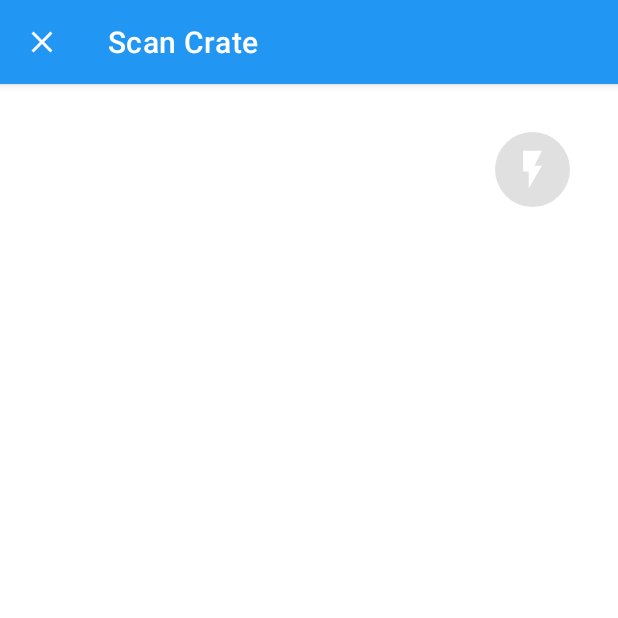
After one commit to johninvictus/Gemaries, an Android app: the ScannerActivity screen opened directly, with no data from a screen before it, on a phone screen of 412 x 824 dp, the top half of it. The commit adds this screen. Run offline under Robolectric (Android 15) with nearby library versions, the phone set to English and light mode, and no system bars; our stand-ins replace Dagger/Hilt's generated code; libraries missing offline, so code that uses them is left out: me.dm7.barcodescanner; 6 statements that could not run were skipped.

Commit message:
added scanner activity and functionality

```diff
--- a/app/build.gradle
+++ b/app/build.gradle
@@ -87,6 +87,9 @@ dependencies {
     // loading
     implementation 'com.github.ybq:Android-SpinKit:1.4.0'
 
+    // scanner
+    implementation 'me.dm7.barcodescanner:zxing:1.9.13'
+
 
     testImplementation 'junit:junit:4.12'
     androidTestImplementation 'androidx.test:runner:1.2.0'
--- a/app/src/main/AndroidManifest.xml
+++ b/app/src/main/AndroidManifest.xml
@@ -2,6 +2,8 @@
 <manifest xmlns:android="http://schemas.android.com/apk/res/android"
     xmlns:tools="http://schemas.android.com/tools"
     package="com.invictusbytes.gemaries">
+
+    <uses-permission android:name="android.permission.CAMERA" />
 
     <application
         android:name=".GemariesApp"
@@ -12,7 +14,8 @@
         android:supportsRtl="true"
         android:theme="@style/AppTheme"
         tools:ignore="GoogleAppIndexingWarning">
-        <activity android:name=".ui.clients.ClientsActivity"></activity>
+        <activity android:name=".ui.scanner.ScannerActivity" />
+        <activity android:name=".ui.clients.ClientsActivity" />
         <activity android:name=".ui.crates.CratesActivity" />
         <activity android:name=".ui.MainActivity">
             <intent-filter>
--- a/app/src/main/java/com/invictusbytes/gemaries/di/modules/ActivityBuilder.kt
+++ b/app/src/main/java/com/invictusbytes/gemaries/di/modules/ActivityBuilder.kt
@@ -5,6 +5,7 @@ import com.invictusbytes.gemaries.di.fragment_modules.FragmentCratesModule
 import com.invictusbytes.gemaries.ui.MainActivity
 import com.invictusbytes.gemaries.ui.clients.ClientsActivity
 import com.invictusbytes.gemaries.ui.crates.CratesActivity
+import com.invictusbytes.gemaries.ui.scanner.ScannerActivity
 import dagger.Module
 import dagger.android.ContributesAndroidInjector
 
@@ -21,4 +22,7 @@ abstract class ActivityBuilder {
 
     @ContributesAndroidInjector(modules = [FragmentClientsModule::class])
     internal abstract fun bindClientsActivity(): ClientsActivity
+
+    @ContributesAndroidInjector
+    internal abstract fun bindScannerActivity(): ScannerActivity
 }
--- /dev/null
+++ b/app/src/main/java/com/invictusbytes/gemaries/ui/scanner/ScannerActivity.kt
@@ -0,0 +1,132 @@
+package com.invictusbytes.gemaries.ui.scanner
+
+import android.content.Context
+import android.content.Intent
+import android.media.MediaPlayer
+import android.os.Bundle
+import android.os.Handler
+import android.view.MenuItem
+import android.view.View
+import com.google.zxing.Result
+import com.invictusbytes.gemaries.R
+import com.invictusbytes.gemaries.commons.BaseActivity
+import kotlinx.android.synthetic.main.activity_scanner.*
+import kotlinx.android.synthetic.main.toolbar.*
+import me.dm7.barcodescanner.zxing.ZXingScannerView
+import org.jetbrains.anko.longToast
+
+class ScannerActivity : BaseActivity(), ZXingScannerView.ResultHandler {
+
+
+    lateinit var viewModel: ScannerViewModel
+    private var scannerView: ZXingScannerView? = null
+    private var flash: Boolean = false
+    private var previousScann: String = ""
+
+    override fun onCreate(savedInstanceState: Bundle?) {
+        super.onCreate(savedInstanceState)
+        setContentView(R.layout.activity_scanner)
+
+        viewModel = getViewModel(ScannerViewModel::class.java)
+
+        setupToolbar()
+        setupScanner()
+        operations()
+    }
+
+    private fun setupToolbar() {
+        setSupportActionBar(toolbar)
+        supportActionBar?.title = "Scan Crate"
+
+        supportActionBar?.setHomeAsUpIndicator(R.drawable.ic_close)
+        supportActionBar?.setDisplayHomeAsUpEnabled(true)
+    }
+
+    private fun setupScanner() {
+        scannerView = ZXingScannerView(this)
+        flScanner.addView(scannerView)
+    }
+
+    private fun operations() {
+        ivFlash.setOnClickListener {
+            toggleFlash()
+        }
+    }
+
+
+    private fun showResult(result: String) {
+        if (previousScann == result) {
+            longToast("This crate is already scanned and added")
+            return
+        }
+        previousScann = result
+
+
+        /**
+         * show the result view
+         * */
+        tvScannerCode.text = result
+        scanResult?.visibility = View.VISIBLE
+
+        // hide after 2 seconds
+        Handler().postDelayed({
+            scanResult?.visibility = View.GONE
+        }, 4000)
+
+    }
+
+    private fun toggleFlash() {
+        flash = !flash
+        scannerView?.flash = flash
+    }
+
+    private fun playBeep() {
+        val beep = MediaPlayer.create(this, R.raw.scanner_bip)
+        beep.start()
+    }
+
+
+    override fun handleResult(rawResult: Result) {
+        showResult(rawResult.text)
+        playBeep()
+        Handler().postDelayed({
+            scannerView?.resumeCameraPreview(this)
+        }, 2000)
+    }
+
+
+    override fun onOptionsItemSelected(item: MenuItem?): Boolean {
+        when (item?.itemId) {
+            android.R.id.home -> {
+                finish()
+            }
+        }
+        return super.onOptionsItemSelected(item)
+    }
+
+    override fun onResume() {
+        super.onResume()
+        scannerView?.setResultHandler(this)
+        scannerView?.setAspectTolerance(0.2f)
+        scannerView?.startCamera()
+        scannerView?.flash = flash
+    }
+
+
+    override fun onPause() {
+        super.onPause()
+        scannerView?.stopCamera()
+    }
+
+    override fun finish() {
+        super.finish()
+        overridePendingTransition(R.anim.slide_in_from_left, R.anim.slide_out_to_right)
+    }
+
+
+    companion object {
+        fun startActivity(context: Context) {
+            context.startActivity(Intent(context, ScannerActivity::class.java))
+        }
+    }
+}
--- /dev/null
+++ b/app/src/main/java/com/invictusbytes/gemaries/ui/scanner/ScannerViewModel.kt
@@ -0,0 +1,8 @@
+package com.invictusbytes.gemaries.ui.scanner
+
+import androidx.lifecycle.ViewModel
+import javax.inject.Inject
+
+class ScannerViewModel @Inject constructor() : ViewModel() {
+
+}
--- /dev/null
+++ b/app/src/main/res/drawable/ic_close.xml
@@ -0,0 +1,10 @@
+<?xml version="1.0" encoding="utf-8"?>
+<vector xmlns:android="http://schemas.android.com/apk/res/android"
+    android:width="24dp"
+    android:height="24dp"
+    android:viewportWidth="24"
+    android:viewportHeight="24">
+    <path
+        android:fillColor="@color/white"
+        android:pathData="M19,6.41L17.59,5L12,10.59L6.41,5L5,6.41L10.59,12L5,17.59L6.41,19L12,13.41L17.59,19L19,17.59L13.41,12L19,6.41Z" />
+</vector>
--- /dev/null
+++ b/app/src/main/res/drawable/ic_flash.xml
@@ -0,0 +1,10 @@
+<?xml version="1.0" encoding="utf-8"?>
+<vector xmlns:android="http://schemas.android.com/apk/res/android"
+    android:width="24dp"
+    android:height="24dp"
+    android:viewportWidth="24"
+    android:viewportHeight="24">
+    <path
+        android:fillColor="@color/white"
+        android:pathData="M7,2V13H10V22L17,10H13L17,2H7Z" />
+</vector>
--- a/app/src/main/res/drawable/round_drawable.xml
+++ b/app/src/main/res/drawable/round_drawable.xml
@@ -3,8 +3,8 @@
     android:shape="oval">
     <solid android:color="?attr/colorControlHighlight" />
     <padding
-        android:bottom="4dp"
-        android:left="4dp"
-        android:right="4dp"
-        android:top="4dp" />
+        android:bottom="10dp"
+        android:left="10dp"
+        android:right="10dp"
+        android:top="10dp" />
 </shape>
--- /dev/null
+++ b/app/src/main/res/layout/activity_scanner.xml
@@ -0,0 +1,57 @@
+<?xml version="1.0" encoding="utf-8"?>
+<androidx.constraintlayout.widget.ConstraintLayout xmlns:android="http://schemas.android.com/apk/res/android"
+    xmlns:app="http://schemas.android.com/apk/res-auto"
+    xmlns:tools="http://schemas.android.com/tools"
+    android:id="@+id/scannerParent"
+    android:layout_width="match_parent"
+    android:layout_height="match_parent"
+    android:animateLayoutChanges="true"
+    tools:context=".ui.scanner.ScannerActivity">
+
+    <include layout="@layout/toolbar" />
+
+    <LinearLayout
+        android:id="@+id/flScanner"
+        android:layout_width="match_parent"
+        android:layout_height="match_parent"
+        android:orientation="vertical"
+        app:layout_constraintTop_toBottomOf="@id/toolbar" />
+
+
+    <LinearLayout
+        android:id="@+id/scanResult"
+        android:layout_width="match_parent"
+        android:layout_height="wrap_content"
+        android:background="@color/white"
+        android:padding="16dp"
+        app:layout_constraintBottom_toBottomOf="parent"
+        android:visibility="gone">
+
+        <ImageView
+            android:layout_width="wrap_content"
+            android:layout_height="wrap_content"
+            android:background="@drawable/round_drawable"
+            android:src="@drawable/ic_crate" />
+
+        <TextView
+            android:id="@+id/tvScannerCode"
+            android:layout_width="match_parent"
+            android:layout_height="wrap_content"
+            android:layout_gravity="center"
+            android:layout_marginStart="16dp"
+            tools:text="2345h65655757577" />
+    </LinearLayout>
+
+
+    <ImageView
+        android:id="@+id/ivFlash"
+        android:layout_width="50dp"
+        android:layout_height="50dp"
+        android:layout_margin="32dp"
+        android:background="@drawable/round_drawable"
+        android:src="@drawable/ic_flash"
+        app:layout_constraintRight_toRightOf="parent"
+        app:layout_constraintTop_toBottomOf="@+id/toolbar" />
+
+
+</androidx.constraintlayout.widget.ConstraintLayout>
```
Also changed, not shown: app/src/main/java/com/invictusbytes/gemaries/di/modules/ViewModelModule.kt (+8 -0 lines), app/src/main/java/com/invictusbytes/gemaries/ui/crates/CratesActivity.kt (+32 -2 lines), app/src/main/res/drawable/ic_scan_barcode.xml (added, +10 -0 lines), app/src/main/res/layout/activity_crates.xml (+10 -0 lines), 1 other file.
